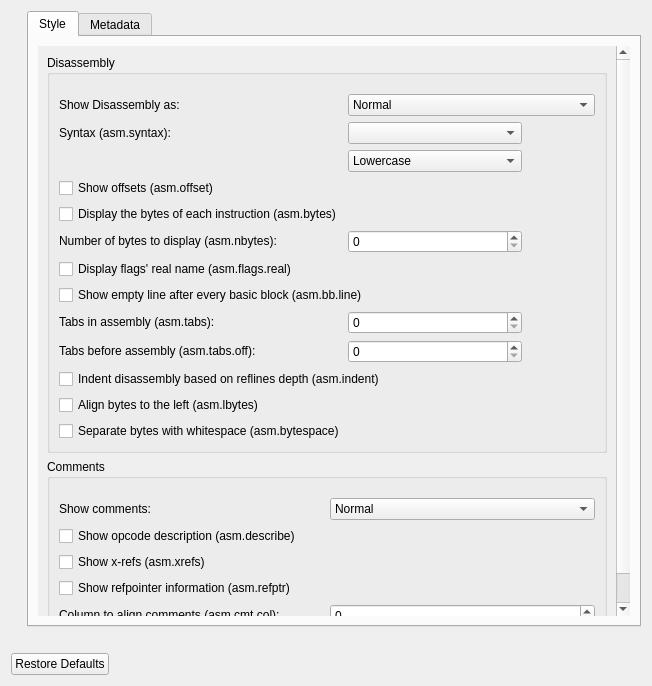
Old version of the form src/dialogs/preferences/AsmOptionsWidget.ui in the repository rizinorg/cutter.
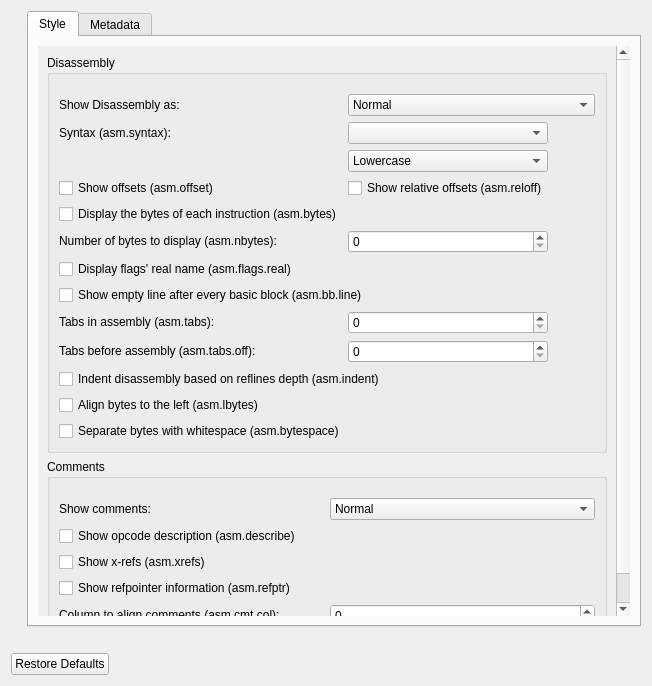
New version of the form.

Commit message: Expose asm.reloff in configuration

```diff
--- a/src/dialogs/preferences/AsmOptionsWidget.ui
+++ b/src/dialogs/preferences/AsmOptionsWidget.ui
@@ -224,6 +224,13 @@
                   </property>
                  </widget>
                 </item>
+                <item row="7" column="2">
+                 <widget class="QCheckBox" name="relOffsetCheckBox">
+                  <property name="text">
+                   <string>Show relative offsets (asm.reloff)</string>
+                  </property>
+                 </widget>
+                </item>
                 <item row="4" column="1">
                  <widget class="QLabel" name="syntaxLabel">
                   <property name="text">
```
The commit also changes 1 other file.
